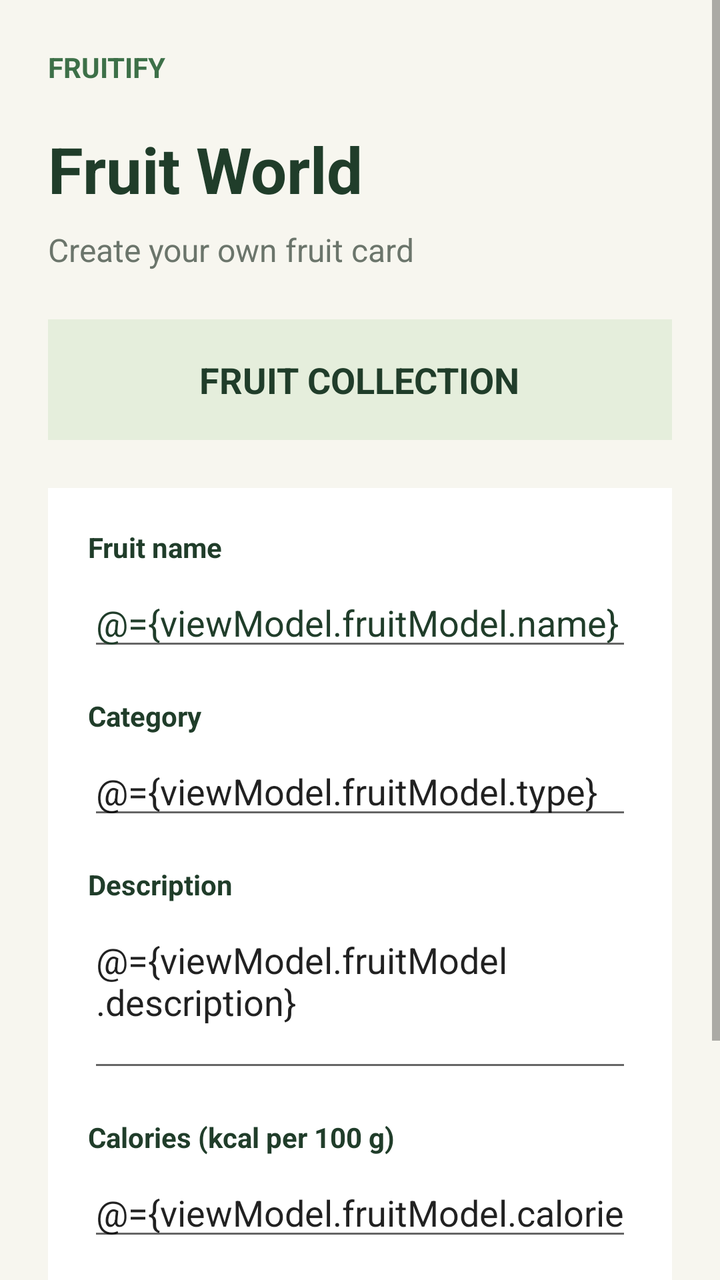
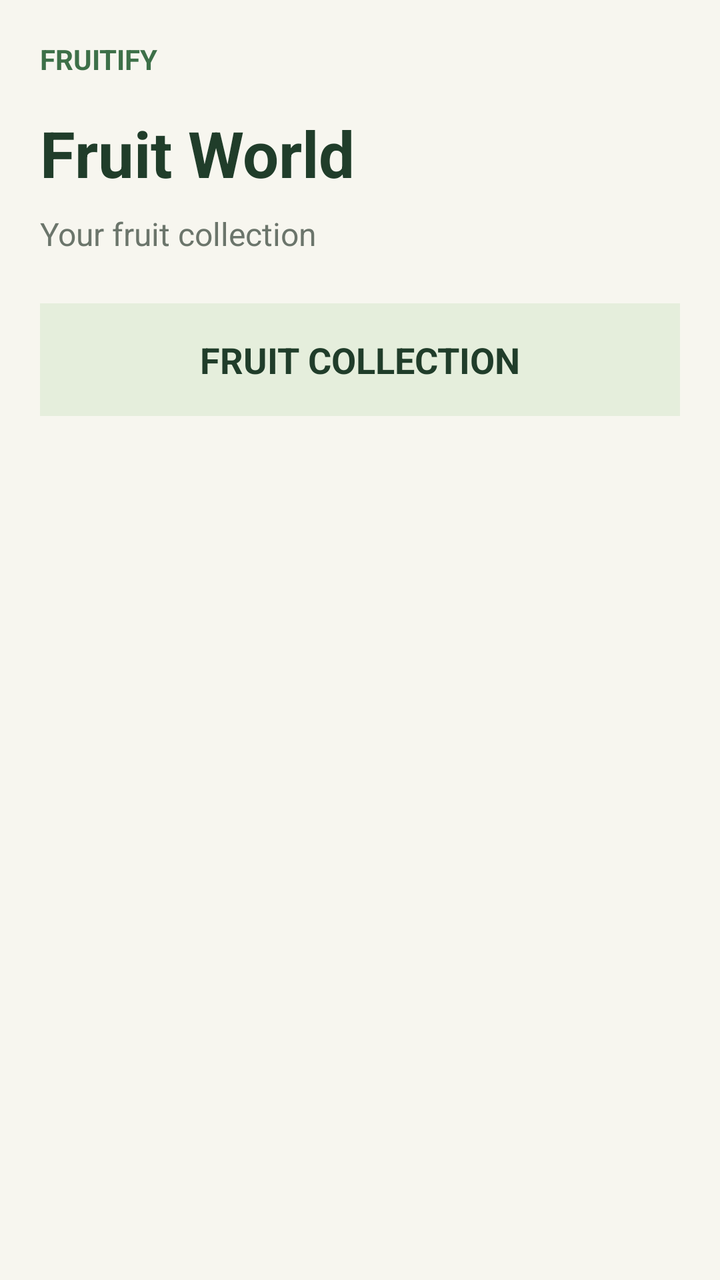

Two renders of the same Android screen: before a commit and after it. Below are the layout's source before the change and the commit's diff.
<!-- AndroidManifest.xml: activity theme Theme.ISCIP -->
<!-- res/layout/activity_main.xml -->
<?xml version="1.0" encoding="utf-8"?>
<layout xmlns:android="http://schemas.android.com/apk/res/android">

    <data>
        <variable
            name="viewModel"
            type="com.example.iscip.factivity.MainActivityViewModel" />
    </data>

    <ScrollView
        android:layout_width="match_parent"
        android:layout_height="match_parent"
        android:fillViewport="true"
        android:background="#F7F6EF">

        <LinearLayout
            android:layout_width="match_parent"
            android:layout_height="wrap_content"
            android:orientation="vertical"
            android:padding="24dp">

            <TextView
                android:layout_width="wrap_content"
                android:layout_height="wrap_content"
                android:text="FRUITIFY"
                android:textColor="#3D7048"
                android:textSize="14sp"
                android:textStyle="bold" />

            <TextView
                android:layout_width="match_parent"
                android:layout_height="wrap_content"
                android:layout_marginTop="20dp"
                android:text="Fruit World"
                android:textColor="#203D2A"
                android:textSize="32sp"
                android:textStyle="bold" />

            <TextView
                android:layout_width="match_parent"
                android:layout_height="wrap_content"
                android:layout_marginTop="8dp"
                android:text="Create your own fruit card"
                android:textColor="#6B756B"
                android:textSize="16sp" />

            <LinearLayout
                android:layout_width="match_parent"
                android:layout_height="wrap_content"
                android:layout_marginTop="24dp"
                android:background="#E5EEDC"
                android:gravity="center"
                android:padding="18dp">

                <TextView
                    android:layout_width="wrap_content"
                    android:layout_height="wrap_content"
                    android:text="FRUIT COLLECTION"
                    android:textColor="#203D2A"
                    android:textSize="18sp"
                    android:textStyle="bold" />
            </LinearLayout>

            <LinearLayout
                android:layout_width="match_parent"
                android:layout_height="wrap_content"
                android:layout_marginTop="24dp"
                android:background="#FFFFFF"
                android:orientation="vertical"
                android:padding="20dp">

                <TextView
                    android:layout_width="wrap_content"
                    android:layout_height="wrap_content"
                    android:text="Fruit name"
                    android:textColor="#203D2A"
                    android:textSize="14sp"
                    android:textStyle="bold" />

                <EditText
                    android:id="@+id/nameInput"
                    android:layout_width="match_parent"
                    android:layout_height="wrap_content"
                    android:layout_marginTop="6dp"
                    android:hint="For example, Mango"
                    android:singleLine="true"
                    android:inputType="textCapSentences"
                    android:textColor="#203D2A"
                    android:textColorHint="#9AA399"
                    android:text="@={viewModel.fruitModel.name}" />

                <TextView
                    android:layout_width="wrap_content"
                    android:layout_height="wrap_content"
                    android:layout_marginTop="18dp"
                    android:text="Category"
                    android:textColor="#203D2A"
                    android:textSize="14sp"
                    android:textStyle="bold" />

                <EditText
                    android:id="@+id/typeInput"
                    android:layout_width="match_parent"
                    android:layout_height="wrap_content"
                    android:layout_marginTop="6dp"
                    android:hint="For example, Tropical"
                    android:singleLine="true"
                    android:inputType="textCapSentences"
                    android:text="@={viewModel.fruitModel.type}" />

                <TextView
                    android:layout_width="wrap_content"
                    android:layout_height="wrap_content"
                    android:layout_marginTop="18dp"
                    android:text="Description"
                    android:textColor="#203D2A"
                    android:textSize="14sp"
                    android:textStyle="bold" />

                <EditText
                    android:id="@+id/descriptionInput"
                    android:layout_width="match_parent"
                    android:layout_height="wrap_content"
                    android:layout_marginTop="6dp"
                    android:hint="Describe this fruit"
                    android:gravity="top"
                    android:minLines="3"
                    android:maxLines="5"
                    android:inputType="textCapSentences|textMultiLine"
                    android:text="@={viewModel.fruitModel.description}" />

                <TextView
                    android:layout_width="wrap_content"
                    android:layout_height="wrap_content"
                    android:layout_marginTop="18dp"
                    android:text="Calories (kcal per 100 g)"
                    android:textColor="#203D2A"
                    android:textSize="14sp"
                    android:textStyle="bold" />

                <EditText
                    android:id="@+id/caloriesInput"
                    android:layout_width="match_parent"
                    android:layout_height="wrap_content"
                    android:layout_marginTop="6dp"
                    android:hint="For example, 60"
                    android:singleLine="true"
                    android:inputType="number"
                    android:text="@={viewModel.fruitModel.calories}" />

                <Button
                    android:id="@+id/nextButton"
                    android:layout_width="match_parent"
                    android:layout_height="56dp"
                    android:layout_marginTop="26dp"
                    android:backgroundTint="#3D7048"
                    android:text="Create fruit card"
                    android:textAllCaps="false"
                    android:textColor="#FFFFFF"
                    android:textSize="16sp"
                    android:textStyle="bold"
                    android:onClick="@{(view) -> viewModel.onNextButtonClicked(view)}" />

            </LinearLayout>

            <TextView
                android:layout_width="match_parent"
                android:layout_height="wrap_content"
                android:layout_marginTop="18dp"
                android:gravity="center"
                android:text="Your collection of healthy flavors"
                android:textColor="#7A8478"
                android:textSize="13sp" />

        </LinearLayout>
    </ScrollView>
</layout>
<!-- resources referenced by this layout -->
<resources>
  <style name="Theme.ISCIP" parent="Theme.AppCompat.Light.NoActionBar">
          <item name="colorPrimary">#3D7048</item>
          <item name="colorPrimaryDark">#203D2A</item>
          <item name="colorAccent">#3D7048</item>
      </style>
</resources>

<!-- the commit's change to res/layout/activity_main.xml (unified diff, before → after) -->
@@ -7,171 +7,58 @@
             type="com.example.iscip.factivity.MainActivityViewModel" />
     </data>
 
-    <ScrollView
+    <LinearLayout
         android:layout_width="match_parent"
         android:layout_height="match_parent"
-        android:fillViewport="true"
-        android:background="#F7F6EF">
+        android:orientation="vertical"
+        android:background="#F7F6EF"
+        android:padding="20dp">
 
-        <LinearLayout
+        <TextView
+            android:layout_width="wrap_content"
+            android:layout_height="wrap_content"
+            android:text="FRUITIFY"
+            android:textColor="#3D7048"
+            android:textSize="14sp"
+            android:textStyle="bold" />
+
+        <TextView
             android:layout_width="match_parent"
             android:layout_height="wrap_content"
-            android:orientation="vertical"
-            android:padding="24dp">
+            android:layout_marginTop="16dp"
+            android:text="Fruit World"
+            android:textColor="#203D2A"
+            android:textSize="32sp"
+            android:textStyle="bold" />
 
-            <TextView
-                android:layout_width="wrap_content"
-                android:layout_height="wrap_content"
-                android:text="FRUITIFY"
-                android:textColor="#3D7048"
-                android:textSize="14sp"
-                android:textStyle="bold" />
+        <TextView
+            android:layout_width="match_parent"
+            android:layout_height="wrap_content"
+            android:layout_marginTop="8dp"
+            android:text="Your fruit collection"
+            android:textColor="#6B756B"
+            android:textSize="16sp" />
 
-            <TextView
-                android:layout_width="match_parent"
-                android:layout_height="wrap_content"
-                android:layout_marginTop="20dp"
-                android:text="Fruit World"
-                android:textColor="#203D2A"
-                android:textSize="32sp"
-                android:textStyle="bold" />
+        <TextView
+            android:layout_width="match_parent"
+            android:layout_height="wrap_content"
+            android:layout_marginTop="24dp"
+            android:padding="16dp"
+            android:background="#E5EEDC"
+            android:gravity="center"
+            android:text="FRUIT COLLECTION"
+            android:textColor="#203D2A"
+            android:textSize="18sp"
+            android:textStyle="bold" />
 
-            <TextView
-                android:layout_width="match_parent"
-                android:layout_height="wrap_content"
-                android:layout_marginTop="8dp"
-                android:text="Create your own fruit card"
-                android:textColor="#6B756B"
-                android:textSize="16sp" />
+        <androidx.recyclerview.widget.RecyclerView
+            android:id="@+id/fruitsRecyclerView"
+            android:layout_width="match_parent"
+            android:layout_height="0dp"
+            android:layout_weight="1"
+            android:layout_marginTop="16dp"
+            android:clipToPadding="false"
+            android:paddingBottom="12dp" />
 
-            <LinearLayout
-                android:layout_width="match_parent"
-                android:layout_height="wrap_content"
-                android:layout_marginTop="24dp"
-                android:background="#E5EEDC"
-                android:gravity="center"
-                android:padding="18dp">
-
-                <TextView
-                    android:layout_width="wrap_content"
-                    android:layout_height="wrap_content"
-                    android:text="FRUIT COLLECTION"
-                    android:textColor="#203D2A"
-                    android:textSize="18sp"
-                    android:textStyle="bold" />
-            </LinearLayout>
-
-            <LinearLayout
-                android:layout_width="match_parent"
-                android:layout_height="wrap_content"
-                android:layout_marginTop="24dp"
-                android:background="#FFFFFF"
-                android:orientation="vertical"
-                android:padding="20dp">
-
-                <TextView
-                    android:layout_width="wrap_content"
-                    android:layout_height="wrap_content"
-                    android:text="Fruit name"
-                    android:textColor="#203D2A"
-                    android:textSize="14sp"
-                    android:textStyle="bold" />
-
-                <EditText
-                    android:id="@+id/nameInput"
-                    android:layout_width="match_parent"
-                    android:layout_height="wrap_content"
-                    android:layout_marginTop="6dp"
-                    android:hint="For example, Mango"
-                    android:singleLine="true"
-                    android:inputType="textCapSentences"
-                    android:textColor="#203D2A"
-                    android:textColorHint="#9AA399"
-                    android:text="@={viewModel.fruitModel.name}" />
-
-                <TextView
-                    android:layout_width="wrap_content"
-                    android:layout_height="wrap_content"
-                    android:layout_marginTop="18dp"
-                    android:text="Category"
-                    android:textColor="#203D2A"
-                    android:textSize="14sp"
-                    android:textStyle="bold" />
-
-                <EditText
-                    android:id="@+id/typeInput"
-                    android:layout_width="match_parent"
-                    android:layout_height="wrap_content"
-                    android:layout_marginTop="6dp"
-                    android:hint="For example, Tropical"
-                    android:singleLine="true"
-                    android:inputType="textCapSentences"
-                    android:text="@={viewModel.fruitModel.type}" />
-
-                <TextView
-                    android:layout_width="wrap_content"
-                    android:layout_height="wrap_content"
-                    android:layout_marginTop="18dp"
-                    android:text="Description"
-                    android:textColor="#203D2A"
-                    android:textSize="14sp"
-                    android:textStyle="bold" />
-
-                <EditText
-                    android:id="@+id/descriptionInput"
-                    android:layout_width="match_parent"
-                    android:layout_height="wrap_content"
-                    android:layout_marginTop="6dp"
-                    android:hint="Describe this fruit"
-                    android:gravity="top"
-                    android:minLines="3"
-                    android:maxLines="5"
-                    android:inputType="textCapSentences|textMultiLine"
-                    android:text="@={viewModel.fruitModel.description}" />
-
-                <TextView
-                    android:layout_width="wrap_content"
-                    android:layout_height="wrap_content"
-                    android:layout_marginTop="18dp"
-                    android:text="Calories (kcal per 100 g)"
-                    android:textColor="#203D2A"
-                    android:textSize="14sp"
-                    android:textStyle="bold" />
-
-                <EditText
-                    android:id="@+id/caloriesInput"
-                    android:layout_width="match_parent"
-                    android:layout_height="wrap_content"
-                    android:layout_marginTop="6dp"
-                    android:hint="For example, 60"
-                    android:singleLine="true"
-                    android:inputType="number"
-                    android:text="@={viewModel.fruitModel.calories}" />
-
-                <Button
-                    android:id="@+id/nextButton"
-                    android:layout_width="match_parent"
-                    android:layout_height="56dp"
-                    android:layout_marginTop="26dp"
-                    android:backgroundTint="#3D7048"
-                    android:text="Create fruit card"
-                    android:textAllCaps="false"
-                    android:textColor="#FFFFFF"
-                    android:textSize="16sp"
-                    android:textStyle="bold"
-                    android:onClick="@{(view) -> viewModel.onNextButtonClicked(view)}" />
-
-            </LinearLayout>
-
-            <TextView
-                android:layout_width="match_parent"
-                android:layout_height="wrap_content"
-                android:layout_marginTop="18dp"
-                android:gravity="center"
-                android:text="Your collection of healthy flavors"
-                android:textColor="#7A8478"
-                android:textSize="13sp" />
-
-        </LinearLayout>
-    </ScrollView>
+    </LinearLayout>
 </layout>
